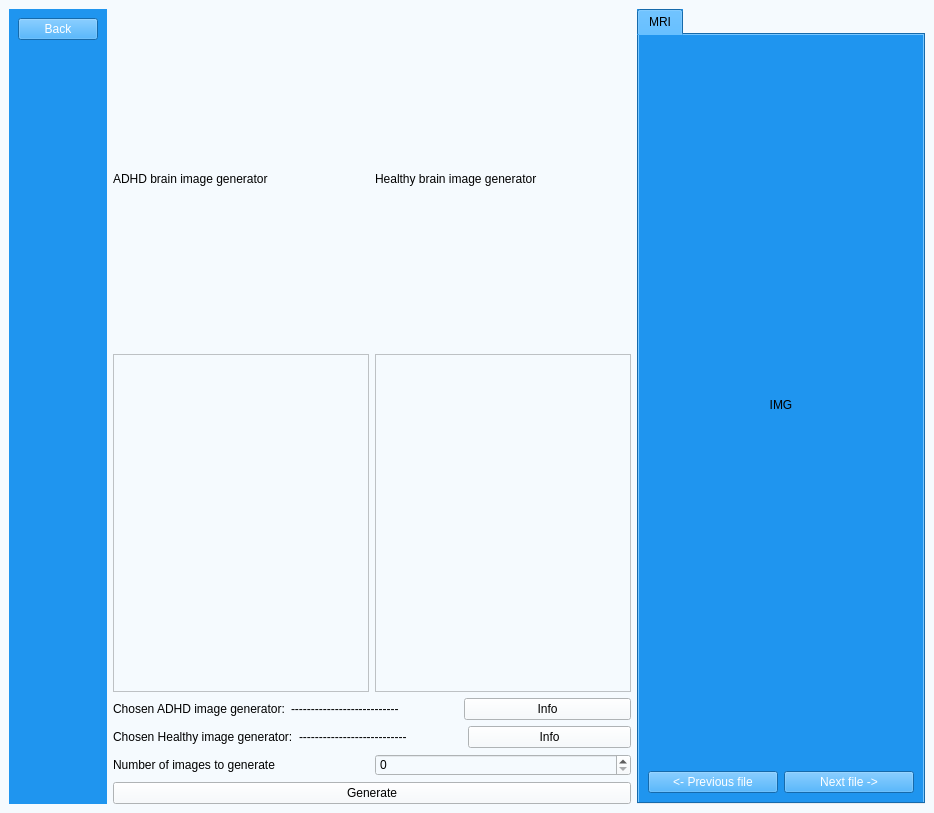
The window that UI/genView.ui (matimusial/ADHDPredictorApp) describes before a commit, drawn with Qt 5.
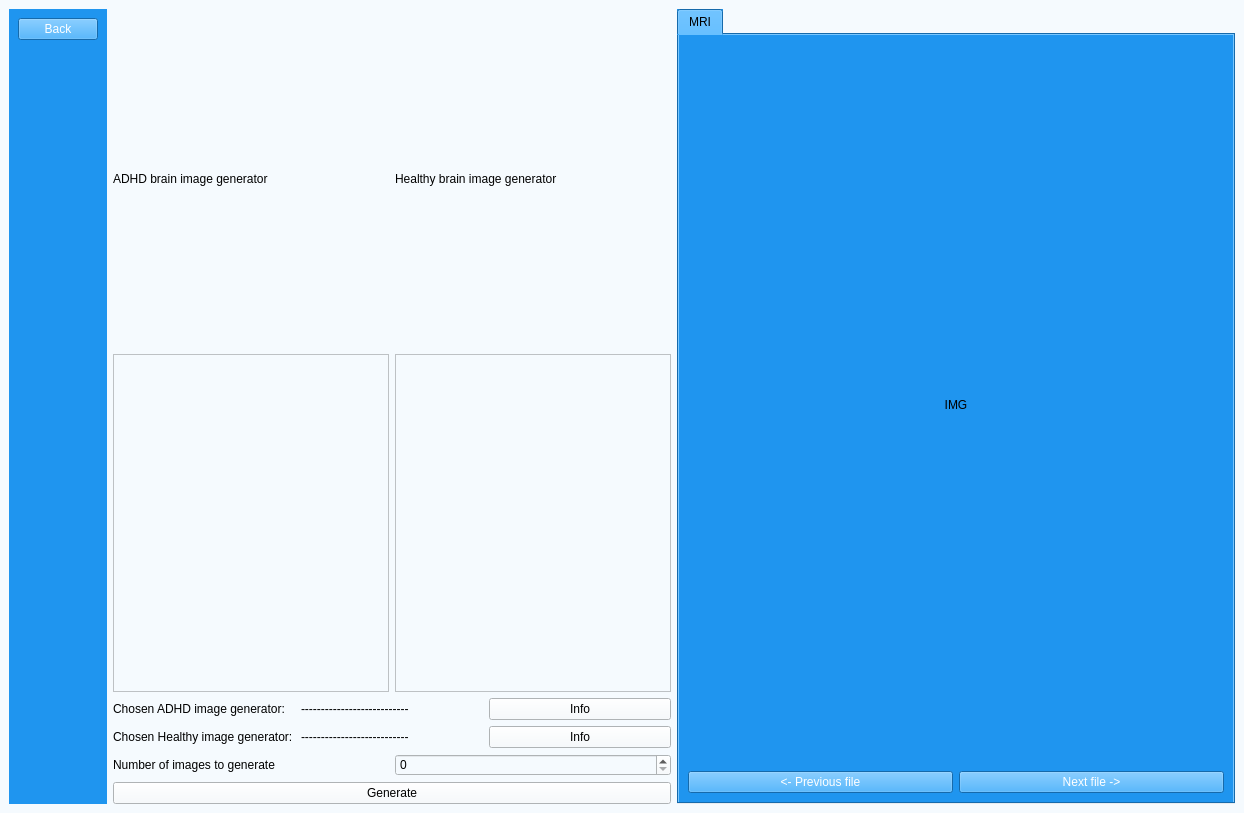
The same window after the commit.

Commit message: gen loading animation

Patch:
```diff
--- a/UI/genView.ui
+++ b/UI/genView.ui
@@ -6,7 +6,7 @@
    <rect>
     <x>0</x>
     <y>0</y>
-    <width>934</width>
+    <width>1244</width>
     <height>813</height>
    </rect>
   </property>
```
The commit also changes 1 other file.
